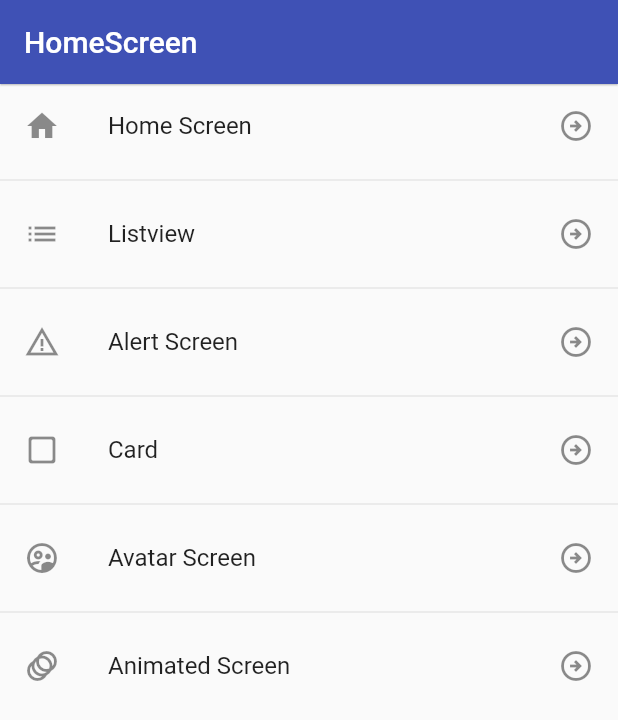
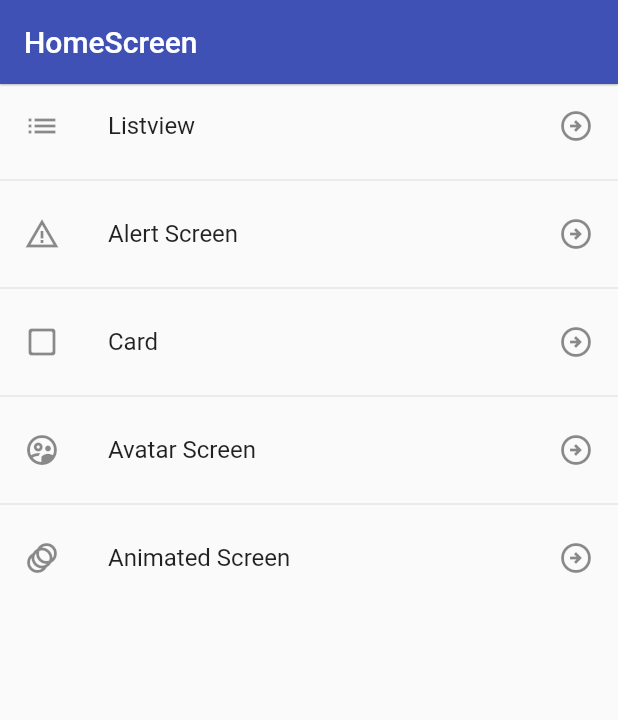
Before and after one commit to Nehemias-Munoz/components-Flutter, a Flutter app: the screen it shows after launch, on a phone screen of 412 x 824 dp. Shown: the top 720 px of the screen. Run offline on Flutter 3.47's test engine with Material 2 defaults, Android fonts, the phone set to English and light mode, and no system bars.

Commit message:
Fix: ruta home duplicada

```diff
--- a/lib/src/routes/app_routes.dart
+++ b/lib/src/routes/app_routes.dart
@@ -6,11 +6,6 @@ class AppRoutes {
   static const initialRoute = "home";
 
   static final menuOption = <MenuOption>[
-    MenuOption(
-        route: "home",
-        icon: Icons.home,
-        title: "Home Screen",
-        screen: const HomeScreen()),
     MenuOption(
         route: "listview",
         icon: Icons.list,
@@ -42,6 +37,7 @@ class AppRoutes {
 
   static Map<String, Widget Function(BuildContext context)> getRoutes() {
     Map<String, Widget Function(BuildContext context)> routes = {};
+    routes.addAll({"home": (context) => const HomeScreen()});
     for (MenuOption element in menuOption) {
       routes.addAll({element.route: (context) => element.screen});
     }
```
